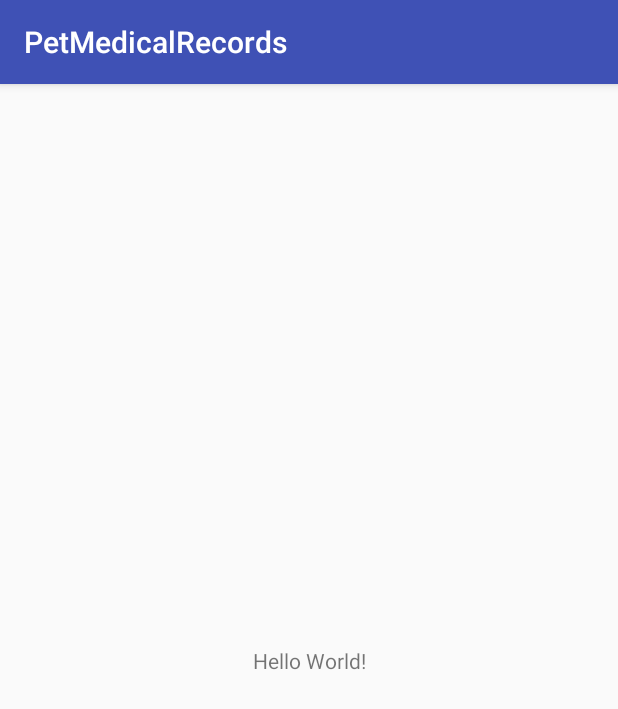
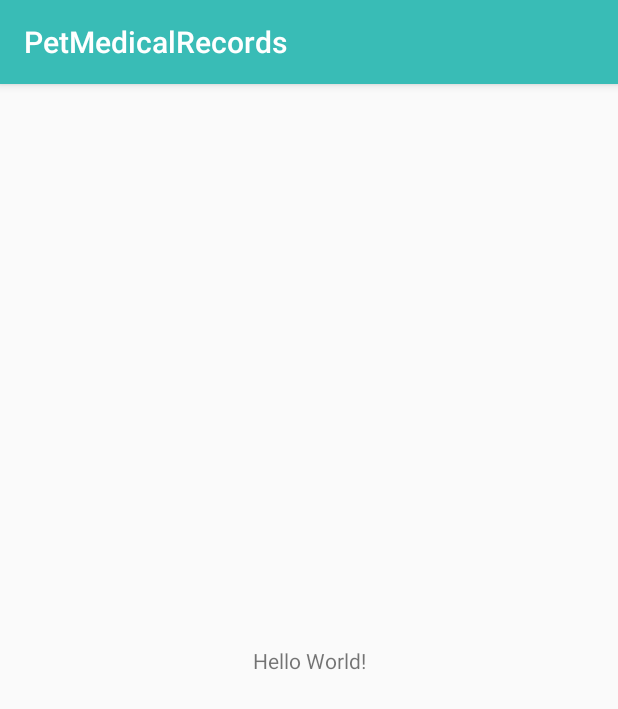
Before and after one commit to chinnatan/Pet-Medical-Records-SEProj, an Android app: the screen it shows after launch (MainActivity), on a phone screen of 412 x 824 dp. Shown: the top 709 px of the screen. Run offline under Robolectric (Android 15) with nearby library versions, the phone set to English and light mode, and no system bars.

Commit message:
เปลี่ยนแปลงสีหลักที่ใช้ใน application

```diff
--- a/app/src/main/res/values/colors.xml
+++ b/app/src/main/res/values/colors.xml
@@ -1,6 +1,6 @@
 <?xml version="1.0" encoding="utf-8"?>
 <resources>
-    <color name="colorPrimary">#3F51B5</color>
-    <color name="colorPrimaryDark">#303F9F</color>
-    <color name="colorAccent">#FF4081</color>
+    <color name="colorPrimary">#39bcb6</color>
+    <color name="colorPrimaryDark">#008b86</color>
+    <color name="colorAccent">#74efe8</color>
 </resources>
```
